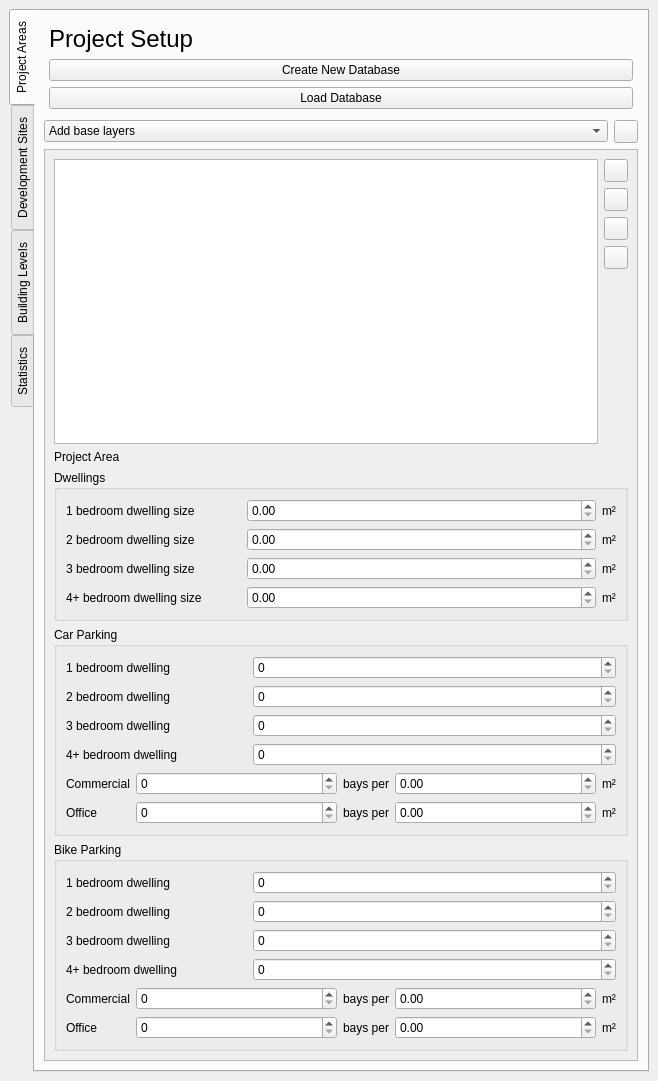
The window that qcity/ui/dockwidget_main.ui (north-road/QCity) describes before a commit, drawn with Qt 5.
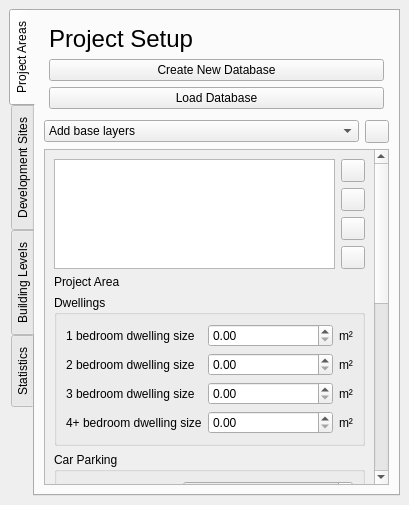
The same window after the commit. Custom widgets are drawn as their Qt base class.

What changed in the file:
```diff
--- a/qcity/ui/dockwidget_main.ui
+++ b/qcity/ui/dockwidget_main.ui
@@ -2,14 +2,6 @@
 <ui version="4.0">
  <class>dockWidget_QCity</class>
  <widget class="QgsDockWidget" name="dockWidget_QCity">
-  <property name="geometry">
-   <rect>
-    <x>0</x>
-    <y>0</y>
-    <width>658</width>
-    <height>1081</height>
-   </rect>
-  </property>
   <property name="windowTitle">
    <string>QCity</string>
   </property>
```
